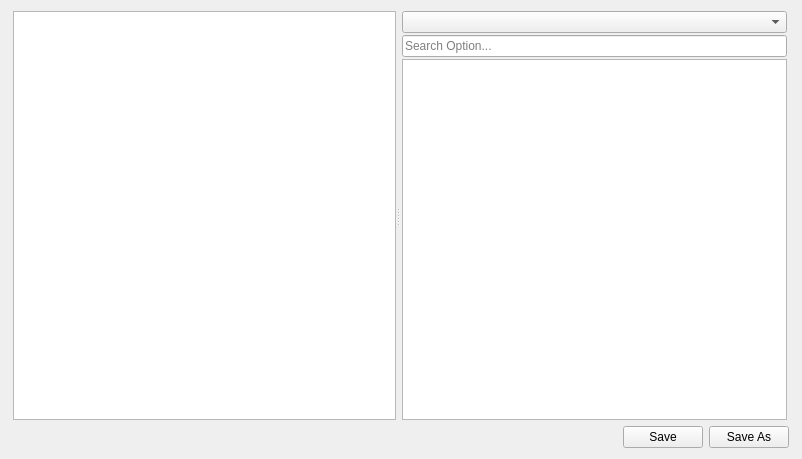
The window that src/option/solveroptionwidget.ui (GAMS-dev/studio) describes before a commit, drawn with Qt 5.
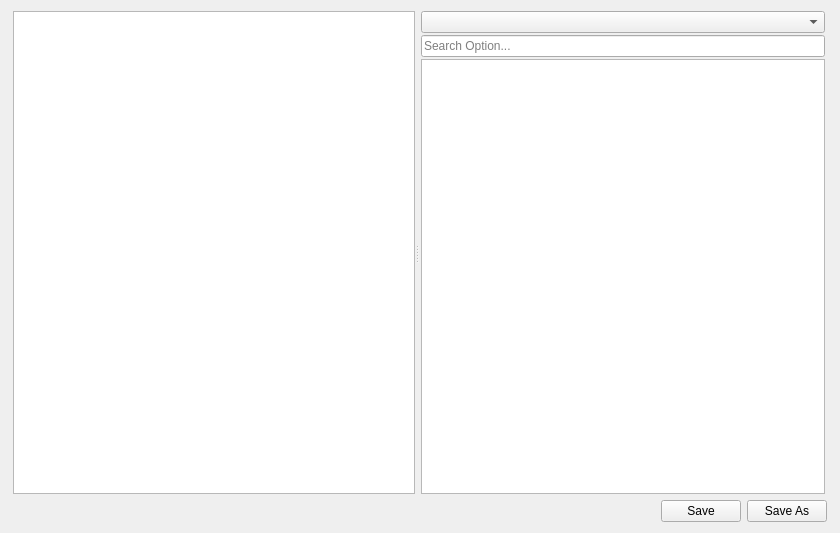
The same window after the commit.

Commit message: renamed ui to be under gams::studio::option

Diff of the .ui file:
```diff
--- a/src/option/solveroptionwidget.ui
+++ b/src/option/solveroptionwidget.ui
@@ -6,8 +6,8 @@
    <rect>
     <x>0</x>
     <y>0</y>
-    <width>802</width>
-    <height>459</height>
+    <width>840</width>
+    <height>533</height>
    </rect>
   </property>
   <property name="windowTitle">
```
Left out of the diff: 4 changed lines with no effect on the pictures. The commit also changes 3 other files.
